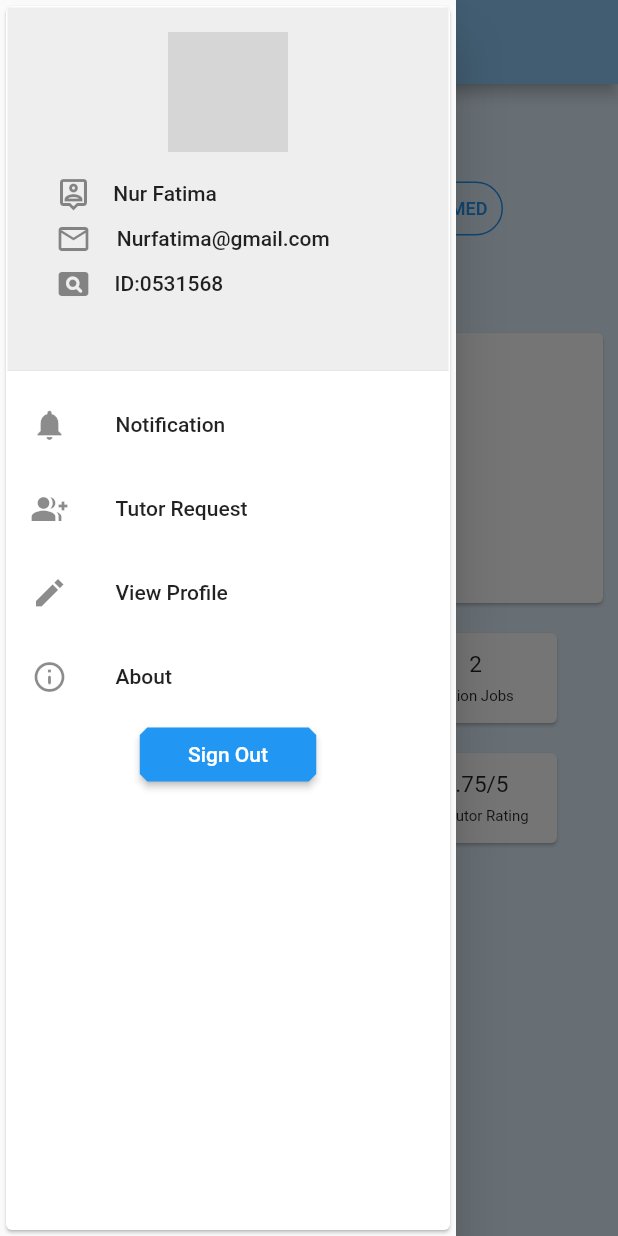
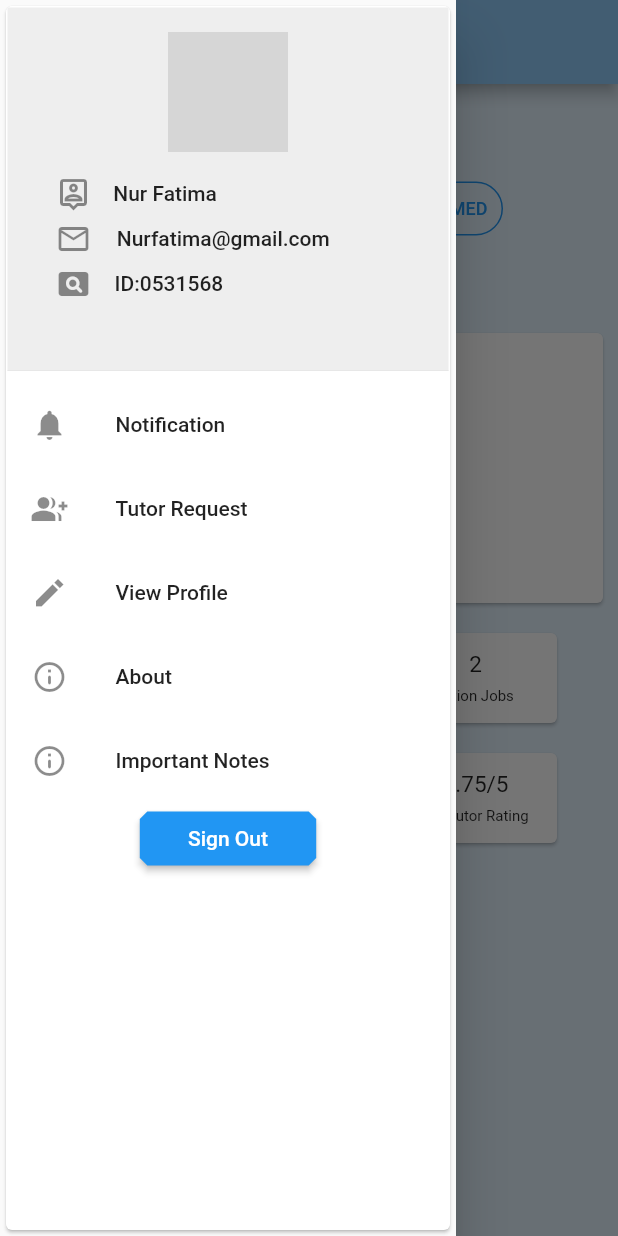
Before and after one commit to Xcoders-dev/easy-tutors, a Flutter app: the user_dashboard screen opened directly, with the side drawer open, on a phone screen of 412 x 824 dp. Run offline on Flutter 3.47's test engine with Material 2 defaults, Android fonts, the phone set to English and light mode, and no system bars; network calls fail; grey boxes are pictures that could not be loaded.

Commit message:
Revert "Update user_dashboard.dart"
This reverts commit bb6527c3b96e10475beaf889c15e10d9a17a9c92.

```diff
--- a/lib/screens/user_dashboard.dart
+++ b/lib/screens/user_dashboard.dart
@@ -108,7 +108,8 @@ class _user_dashboardState extends State<user_dashboard> {
               buildListTiledrawer("View Profile", Icons.edit_sharp, context, 3),
               buildListTiledrawer(
                   "About", Icons.info_outline_rounded, context, 4),
-
+              buildListTiledrawer(
+                  "Important Notes", Icons.info_outline_rounded, context, 5),
               FractionallySizedBox(
                 widthFactor: 0.4,
                 child: ElevatedButton(
```
